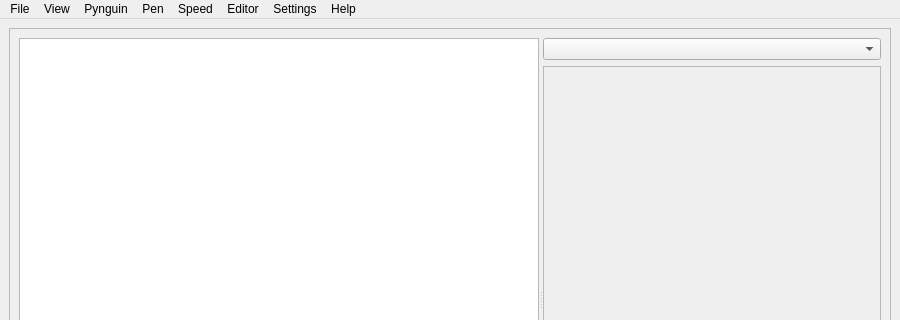
The window that data/ui/pynguin.ui (aresnick/pynguin) describes before a commit, drawn with Qt 5; both pictures show x 0 to 900 and y 0 to 320 of the 900 by 600 pixel window.
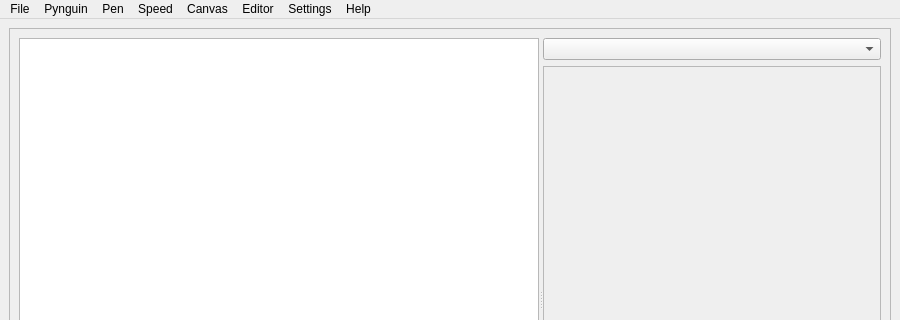
The same window after the commit.

Commit message: rename View menu to Canvas

```diff
--- a/data/ui/pynguin.ui
+++ b/data/ui/pynguin.ui
@@ -186,7 +186,7 @@
    </widget>
    <widget class="QMenu" name="viewmenu">
     <property name="title">
-     <string>View</string>
+     <string>Canvas</string>
     </property>
     <addaction name="actionBackground_color"/>
     <addaction name="separator"/>
@@ -263,10 +263,10 @@
     <addaction name="menuMode"/>
    </widget>
    <addaction name="filemenu"/>
-   <addaction name="viewmenu"/>
    <addaction name="menuPynguin"/>
    <addaction name="penmenu"/>
    <addaction name="speedmenu"/>
+   <addaction name="viewmenu"/>
    <addaction name="editormenu"/>
    <addaction name="menuSettings"/>
    <addaction name="helpmenu"/>
```
